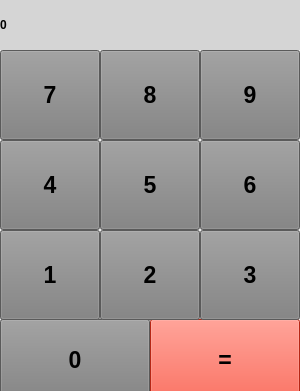
Qt form calc.ui (petros000/calc) before a commit.
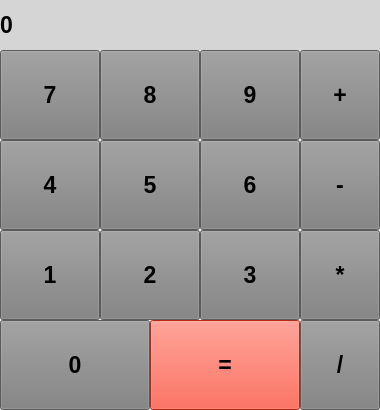
The same form after that commit.

Commit message: добвлены кнопки на калькулятор

```diff
--- a/calc.ui
+++ b/calc.ui
@@ -6,8 +6,8 @@
    <rect>
     <x>0</x>
     <y>0</y>
-    <width>300</width>
-    <height>391</height>
+    <width>380</width>
+    <height>410</height>
    </rect>
   </property>
   <property name="windowTitle">
@@ -19,12 +19,13 @@
      <rect>
       <x>0</x>
       <y>0</y>
-      <width>300</width>
+      <width>380</width>
       <height>50</height>
      </rect>
     </property>
     <property name="font">
      <font>
+      <pointsize>17</pointsize>
       <weight>75</weight>
       <bold>true</bold>
      </font>
@@ -43,9 +44,9 @@
     <property name="geometry">
      <rect>
       <x>0</x>
-      <y>319</y>
+      <y>320</y>
       <width>150</width>
-      <height>81</height>
+      <height>90</height>
      </rect>
     </property>
     <property name="font">
@@ -66,9 +67,9 @@
     <property name="geometry">
      <rect>
       <x>150</x>
-      <y>319</y>
+      <y>320</y>
       <width>150</width>
-      <height>81</height>
+      <height>90</height>
      </rect>
     </property>
     <property name="font">
@@ -293,6 +294,98 @@
      <string>1</string>
     </property>
    </widget>
+   <widget class="QPushButton" name="btn_sum">
+    <property name="geometry">
+     <rect>
+      <x>300</x>
+      <y>50</y>
+      <width>80</width>
+      <height>90</height>
+     </rect>
+    </property>
+    <property name="font">
+     <font>
+      <pointsize>17</pointsize>
+      <weight>75</weight>
+      <bold>true</bold>
+     </font>
+    </property>
+    <property name="styleSheet">
+     <string notr="true">background-color: rgb(126, 126, 126);</string>
+    </property>
+    <property name="text">
+     <string>+</string>
+    </property>
+   </widget>
+   <widget class="QPushButton" name="btn_multy">
+    <property name="geometry">
+     <rect>
+      <x>300</x>
+      <y>230</y>
+      <width>80</width>
+      <height>90</height>
+     </rect>
+    </property>
+    <property name="font">
+     <font>
+      <pointsize>17</pointsize>
+      <weight>75</weight>
+      <bold>true</bold>
+     </font>
+    </property>
+    <property name="styleSheet">
+     <string notr="true">background-color: rgb(126, 126, 126);</string>
+    </property>
+    <property name="text">
+     <string>*</string>
+    </property>
+   </widget>
+   <widget class="QPushButton" name="btn_divis">
+    <property name="geometry">
+     <rect>
+      <x>300</x>
+      <y>320</y>
+      <width>80</width>
+      <height>90</height>
+     </rect>
+    </property>
+    <property name="font">
+     <font>
+      <pointsize>17</pointsize>
+      <weight>75</weight>
+      <bold>true</bold>
+     </font>
+    </property>
+    <property name="styleSheet">
+     <string notr="true">background-color: rgb(126, 126, 126);</string>
+    </property>
+    <property name="text">
+     <string>/</string>
+    </property>
+   </widget>
+   <widget class="QPushButton" name="btn_sum_2">
+    <property name="geometry">
+     <rect>
+      <x>300</x>
+      <y>140</y>
+      <width>80</width>
+      <height>90</height>
+     </rect>
+    </property>
+    <property name="font">
+     <font>
+      <pointsize>17</pointsize>
+      <weight>75</weight>
+      <bold>true</bold>
+     </font>
+    </property>
+    <property name="styleSheet">
+     <string notr="true">background-color: rgb(126, 126, 126);</string>
+    </property>
+    <property name="text">
+     <string>-</string>
+    </property>
+   </widget>
   </widget>
  </widget>
  <resources/>
```
The commit also changes 1 other file.
